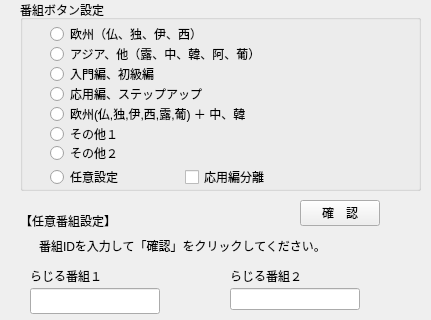
Old version of the form scrambledialog.ui in the repository CSReviser/CaptureStream2; both pictures show x 0 to 431 and y 0 to 320 of the 431 by 526 pixel window.
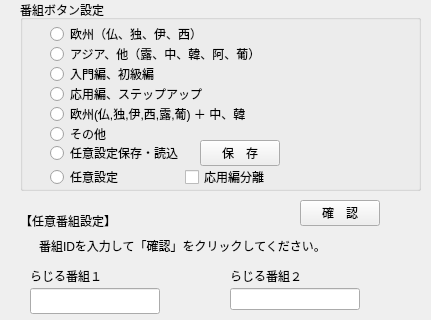
New version of the form.

```diff
--- a/scrambledialog.ui
+++ b/scrambledialog.ui
@@ -208,7 +208,7 @@
      </rect>
     </property>
     <property name="text">
-     <string>その他１</string>
+     <string>その他</string>
     </property>
    </widget>
    <widget class="QRadioButton" name="radioButton_6">
@@ -221,7 +221,7 @@
      </rect>
     </property>
     <property name="text">
-     <string>その他２</string>
+     <string>任意設定保存・読込</string>
     </property>
    </widget>
    <widget class="QRadioButton" name="radioButton">
@@ -274,6 +274,19 @@
     </rect>
    </property>
   </widget>
+  <widget class="QPushButton" name="pushButton_1">
+   <property name="geometry">
+    <rect>
+     <x>200</x>
+     <y>140</y>
+     <width>80</width>
+     <height>26</height>
+    </rect>
+   </property>
+   <property name="text">
+    <string>保　存</string>
+   </property>
+  </widget>
   <widget class="QLabel" name="label_7">
    <property name="geometry">
     <rect>
```
Left out of the diff: 17 changed lines with no effect on the pictures.
